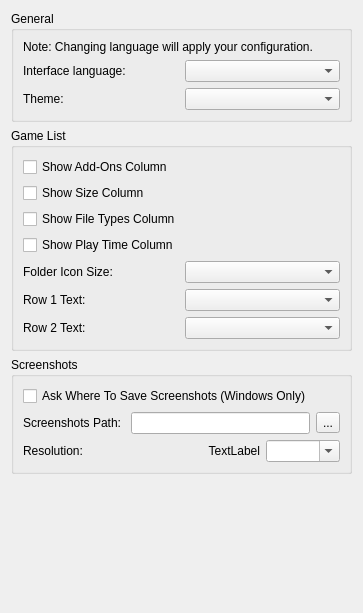
Above: src/yuzu/configuration/configure_ui.ui from ReiKatari/STORM_EDEN before the change. Below: the same form after it.
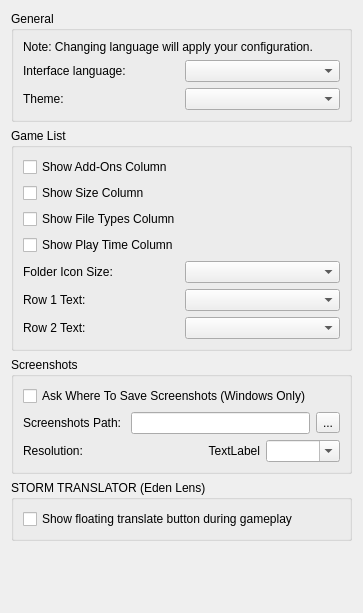
That is the form after the change.

Commit message: STORM EDEN 4.2.5: Fix update display versions, deduplicate updates in addons tab, strip 'v' prefix, clean release packaging, and stability improvements

```diff
--- a/src/yuzu/configuration/configure_ui.ui
+++ b/src/yuzu/configuration/configure_ui.ui
@@ -227,6 +227,22 @@
      </layout>
     </widget>
    </item>
+   <item>
+    <widget class="QGroupBox" name="TranslatorGroupBox">
+     <property name="title">
+      <string>STORM TRANSLATOR (Eden Lens)</string>
+     </property>
+     <layout class="QVBoxLayout" name="TranslatorVerticalLayout">
+      <item>
+       <widget class="QCheckBox" name="enable_floating_translate_button">
+        <property name="text">
+         <string>Show floating translate button during gameplay</string>
+        </property>
+       </widget>
+      </item>
+     </layout>
+    </widget>
+   </item>
    <item>
     <spacer name="verticalSpacer">
      <property name="orientation">
```
The commit also changes 132 other files.
